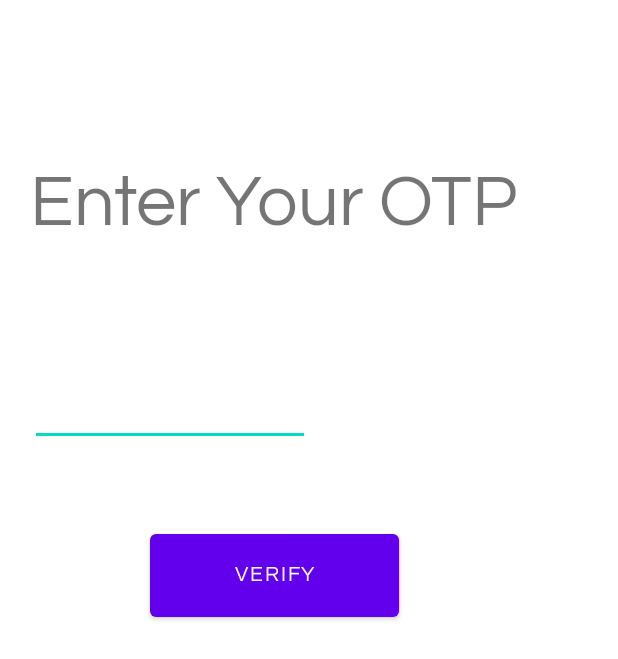
After one commit to anika235/EventGo, an Android app: the manageOTP screen opened directly, with no data from a screen before it, on a phone screen of 412 x 824 dp. The commit adds this screen. Shown: the top 659 px of the screen. Run offline under Robolectric (Android 15) with nearby library versions, the phone set to English and light mode, and no system bars; our stand-ins replace Firebase (no records; nobody signed in at launch, a user with empty details on screens opened directly).

Commit message:
OTP sending

```diff
--- /dev/null
+++ b/app/src/main/java/com/example/eventgo/manageOTP.java
@@ -0,0 +1,122 @@
+package com.example.eventgo;
+
+import static android.content.ContentValues.TAG;
+
+import androidx.annotation.NonNull;
+import androidx.appcompat.app.AppCompatActivity;
+
+import android.content.Intent;
+import android.os.Bundle;
+import android.util.Log;
+import android.view.View;
+import android.widget.Button;
+import android.widget.EditText;
+import android.widget.Toast;
+
+import com.google.android.gms.tasks.OnCompleteListener;
+import com.google.android.gms.tasks.Task;
+import com.google.firebase.FirebaseException;
+import com.google.firebase.FirebaseTooManyRequestsException;
+import com.google.firebase.auth.AuthResult;
+import com.google.firebase.auth.FirebaseAuth;
+import com.google.firebase.auth.FirebaseAuthInvalidCredentialsException;
+import com.google.firebase.auth.FirebaseUser;
+import com.google.firebase.auth.PhoneAuthCredential;
+import com.google.firebase.auth.PhoneAuthOptions;
+import com.google.firebase.auth.PhoneAuthProvider;
+
+import java.util.Locale;
+import java.util.concurrent.TimeUnit;
+
+import javax.security.auth.callback.Callback;
+
+public class manageOTP extends AppCompatActivity {
+    EditText otp;
+    Button verify;
+    String phonenumber;
+    String otpid;
+    FirebaseAuth auth;
+
+    @Override
+    protected void onCreate(Bundle savedInstanceState) {
+        super.onCreate(savedInstanceState);
+        setContentView(R.layout.activity_manage_otp);
+
+        phonenumber=getIntent().getStringExtra("mobile");
+        otp=(EditText) findViewById(R.id.otp);
+        verify=(Button) findViewById(R.id.verify);
+
+        initiateotp();
+        verify.setOnClickListener(new View.OnClickListener() {
+            @Override
+            public void onClick(View view) {
+                if(otp.getText().toString().isEmpty())
+                {
+                    Toast.makeText(getApplicationContext(),"Blank Field can not be processed",Toast.LENGTH_LONG).show();
+
+                }
+                else if(otp.getText().toString().length()!=6)
+                {
+                    Toast.makeText(getApplicationContext(),"Invalid OTP",Toast.LENGTH_LONG).show();
+
+                }
+                else
+                {
+                    PhoneAuthCredential credential=PhoneAuthProvider.getCredential(otpid,otp.getText().toString());
+                    signInWithPhoneAuthCredential(credential);
+                }
+            }
+        });
+
+
+    }
+    public void initiateotp()
+    {
+
+// Whenever verification is triggered with the whitelisted number,
+// provided it is not set for auto-retrieval, onCodeSent will be triggered.
+        auth = FirebaseAuth.getInstance();
+        PhoneAuthOptions options = PhoneAuthOptions.newBuilder(auth)
+                .setPhoneNumber(phonenumber)
+                .setTimeout(60L, TimeUnit.SECONDS)
+                .setActivity(this)
+                .setCallbacks(new PhoneAuthProvider.OnVerificationStateChangedCallbacks() {
+                    @Override
+                    public void onCodeSent(String verificationId,
+                                           PhoneAuthProvider.ForceResendingToken forceResendingToken) {
+                        otpid=verificationId;
+                    }
+
+                    @Override
+                    public void onVerificationCompleted(PhoneAuthCredential phoneAuthCredential) {
+                        // Sign in with the credential
+                        // ...
+                        signInWithPhoneAuthCredential(phoneAuthCredential);
+                    }
+
+                    @Override
+                    public void onVerificationFailed(FirebaseException e) {
+                        // ...
+                        Toast.makeText(getApplicationContext(),"Verification Failed",Toast.LENGTH_LONG).show();
+
+                    }
+                })
+                .build();
+        PhoneAuthProvider.verifyPhoneNumber(options);
+    }
+    private void signInWithPhoneAuthCredential(PhoneAuthCredential credential) {
+        auth.signInWithCredential(credential)
+                .addOnCompleteListener(this, new OnCompleteListener<AuthResult>() {
+                    @Override
+                    public void onComplete(@NonNull Task<AuthResult> task) {
+                        if (task.isSuccessful()) {
+                            startActivity(new Intent(manageOTP.this,login_page.class));
+                            finish();
+                        } else {
+                            Toast.makeText(getApplicationContext(),"Signin Code Error",Toast.LENGTH_LONG).show();
+                        }
+                    }
+                });
+    }
+
+}
--- /dev/null
+++ b/app/src/main/res/layout/activity_manage_otp.xml
@@ -0,0 +1,37 @@
+<?xml version="1.0" encoding="utf-8"?>
+<RelativeLayout xmlns:android="http://schemas.android.com/apk/res/android"
+    xmlns:app="http://schemas.android.com/apk/res-auto"
+    xmlns:tools="http://schemas.android.com/tools"
+    android:layout_width="match_parent"
+    android:layout_height="match_parent"
+    android:layout_marginTop="100dp"
+    tools:context=".manageOTP">
+
+    <TextView
+        android:id="@+id/textView15"
+        android:layout_width="match_parent"
+        android:layout_height="94dp"
+        android:layout_marginStart="20dp"
+
+        android:text="Enter Your OTP"
+        android:textSize="48sp" />
+
+    <EditText
+        android:id="@+id/otp"
+        android:layout_width="wrap_content"
+        android:layout_height="wrap_content"
+        android:layout_marginTop="150dp"
+        android:layout_marginStart="20dp"
+        android:ems="10"
+        android:inputType="textPersonName" />
+
+    <Button
+        android:id="@+id/verify"
+        android:layout_width="166dp"
+        android:layout_height="67dp"
+        android:layout_marginStart="100dp"
+        android:layout_marginTop="250dp"
+
+
+        android:text="Verify" />
+</RelativeLayout>
```
Also changed, not shown: app/build.gradle (+28 -1 lines), app/src/main/AndroidManifest.xml (+5 -4 lines), app/src/main/java/com/example/eventgo/signup_page.java (+29 -0 lines), app/src/main/res/layout/activity_signup_page.xml (+54 -8 lines), app/src/main/res/layout/activity_signupwith.xml (+3 -4 lines), 300 other files.
